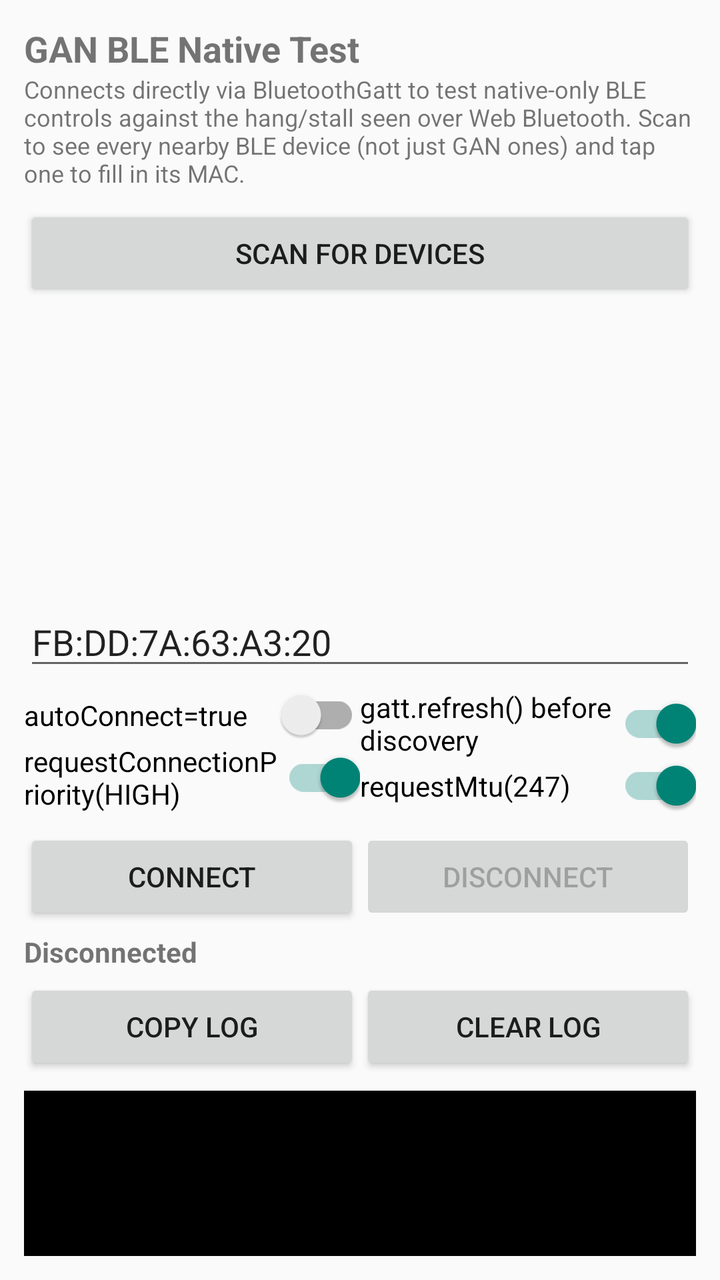
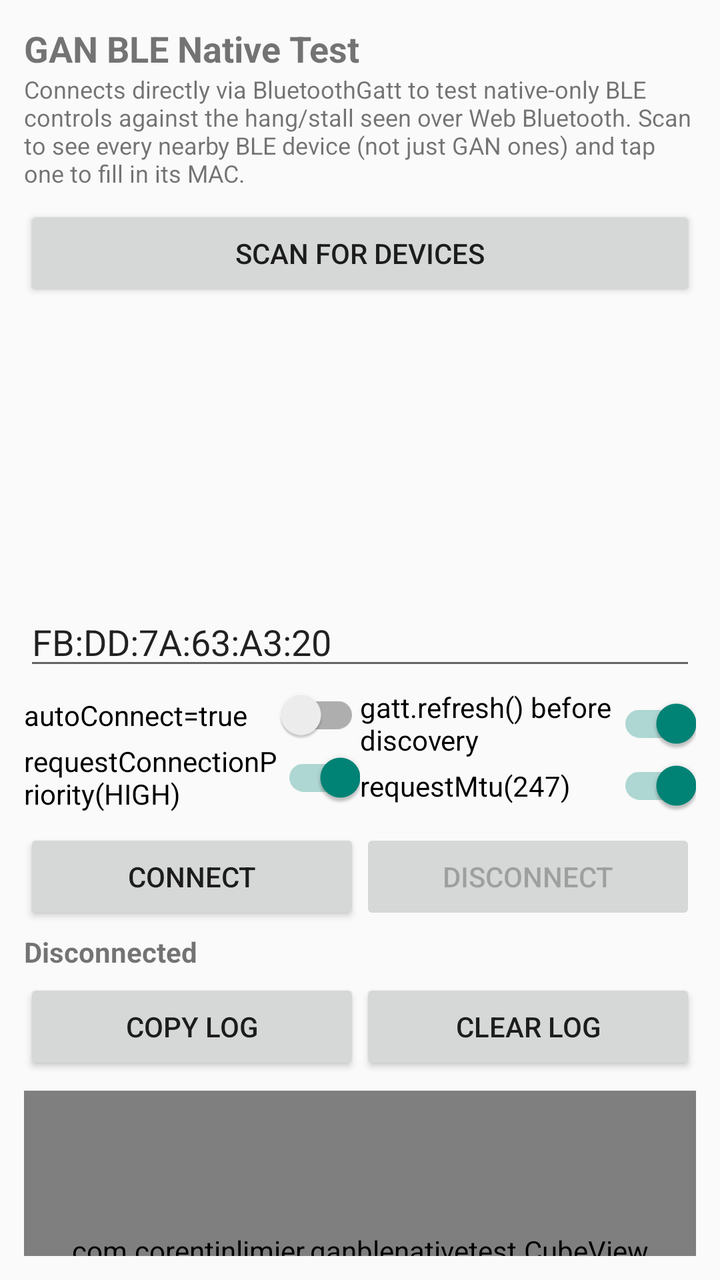

Two renders of the same Android screen: before a commit and after it. Below are the layout's source before the change and the commit's diff.
<!-- AndroidManifest.xml: application theme Theme.AppCompat.DayNight -->
<!-- res/layout/activity_main.xml -->
<?xml version="1.0" encoding="utf-8"?>
<LinearLayout xmlns:android="http://schemas.android.com/apk/res/android"
    android:layout_width="match_parent"
    android:layout_height="match_parent"
    android:orientation="vertical"
    android:padding="12dp">

    <TextView
        android:layout_width="wrap_content"
        android:layout_height="wrap_content"
        android:text="GAN BLE Native Test"
        android:textSize="18sp"
        android:textStyle="bold" />

    <TextView
        android:layout_width="wrap_content"
        android:layout_height="wrap_content"
        android:layout_marginBottom="8dp"
        android:text="Connects directly via BluetoothGatt to test native-only BLE controls against the hang/stall seen over Web Bluetooth. Scan to see every nearby BLE device (not just GAN ones) and tap one to fill in its MAC."
        android:textSize="12sp" />

    <Button
        android:id="@+id/btnScan"
        android:layout_width="match_parent"
        android:layout_height="wrap_content"
        android:text="Scan for devices" />

    <ListView
        android:id="@+id/lvDevices"
        android:layout_width="match_parent"
        android:layout_height="140dp"
        android:layout_marginTop="4dp"
        android:layout_marginBottom="4dp" />

    <EditText
        android:id="@+id/etMac"
        android:layout_width="match_parent"
        android:layout_height="wrap_content"
        android:hint="Cube MAC address"
        android:inputType="textCapCharacters"
        android:text="FB:DD:7A:63:A3:20" />

    <LinearLayout
        android:layout_width="match_parent"
        android:layout_height="wrap_content"
        android:layout_marginTop="4dp"
        android:orientation="horizontal">

        <LinearLayout
            android:layout_width="0dp"
            android:layout_height="wrap_content"
            android:layout_weight="1"
            android:orientation="vertical">

            <com.google.android.material.switchmaterial.SwitchMaterial
                android:id="@+id/swAutoConnect"
                android:layout_width="match_parent"
                android:layout_height="wrap_content"
                android:text="autoConnect=true" />

            <com.google.android.material.switchmaterial.SwitchMaterial
                android:id="@+id/swConnPriority"
                android:layout_width="match_parent"
                android:layout_height="wrap_content"
                android:checked="true"
                android:text="requestConnectionPriority(HIGH)" />
        </LinearLayout>

        <LinearLayout
            android:layout_width="0dp"
            android:layout_height="wrap_content"
            android:layout_weight="1"
            android:orientation="vertical">

            <com.google.android.material.switchmaterial.SwitchMaterial
                android:id="@+id/swRefreshCache"
                android:layout_width="match_parent"
                android:layout_height="wrap_content"
                android:checked="true"
                android:text="gatt.refresh() before discovery" />

            <com.google.android.material.switchmaterial.SwitchMaterial
                android:id="@+id/swRequestMtu"
                android:layout_width="match_parent"
                android:layout_height="wrap_content"
                android:checked="true"
                android:text="requestMtu(247)" />
        </LinearLayout>
    </LinearLayout>

    <LinearLayout
        android:layout_width="match_parent"
        android:layout_height="wrap_content"
        android:layout_marginTop="8dp"
        android:orientation="horizontal">

        <Button
            android:id="@+id/btnConnect"
            android:layout_width="0dp"
            android:layout_height="wrap_content"
            android:layout_weight="1"
            android:text="Connect" />

        <Button
            android:id="@+id/btnDisconnect"
            android:layout_width="0dp"
            android:layout_height="wrap_content"
            android:layout_weight="1"
            android:enabled="false"
            android:text="Disconnect" />
    </LinearLayout>

    <TextView
        android:id="@+id/tvStatus"
        android:layout_width="match_parent"
        android:layout_height="wrap_content"
        android:layout_marginTop="4dp"
        android:text="Disconnected"
        android:textStyle="bold" />

    <LinearLayout
        android:layout_width="match_parent"
        android:layout_height="wrap_content"
        android:layout_marginTop="4dp"
        android:orientation="horizontal">

        <Button
            android:id="@+id/btnCopy"
            android:layout_width="0dp"
            android:layout_height="wrap_content"
            android:layout_weight="1"
            android:text="Copy log" />

        <Button
            android:id="@+id/btnClear"
            android:layout_width="0dp"
            android:layout_height="wrap_content"
            android:layout_weight="1"
            android:text="Clear log" />
    </LinearLayout>

    <ScrollView
        android:id="@+id/scrollLog"
        android:layout_width="match_parent"
        android:layout_height="0dp"
        android:layout_marginTop="8dp"
        android:layout_weight="1"
        android:background="#000000">

        <TextView
            android:id="@+id/tvLog"
            android:layout_width="match_parent"
            android:layout_height="wrap_content"
            android:fontFamily="monospace"
            android:padding="6dp"
            android:textColor="#C9F2D6"
            android:textIsSelectable="true"
            android:textSize="11sp" />
    </ScrollView>

</LinearLayout>
<!-- resources referenced by this layout -->
<resources>

</resources>

<!-- the commit's change to res/layout/activity_main.xml (unified diff, before → after) -->
@@ -139,6 +139,12 @@
             android:text="Clear log" />
     </LinearLayout>
 
+    <com.corentinlimier.ganblenativetest.CubeView
+        android:id="@+id/cubeView"
+        android:layout_width="match_parent"
+        android:layout_height="160dp"
+        android:layout_marginTop="8dp" />
+
     <ScrollView
         android:id="@+id/scrollLog"
         android:layout_width="match_parent"
